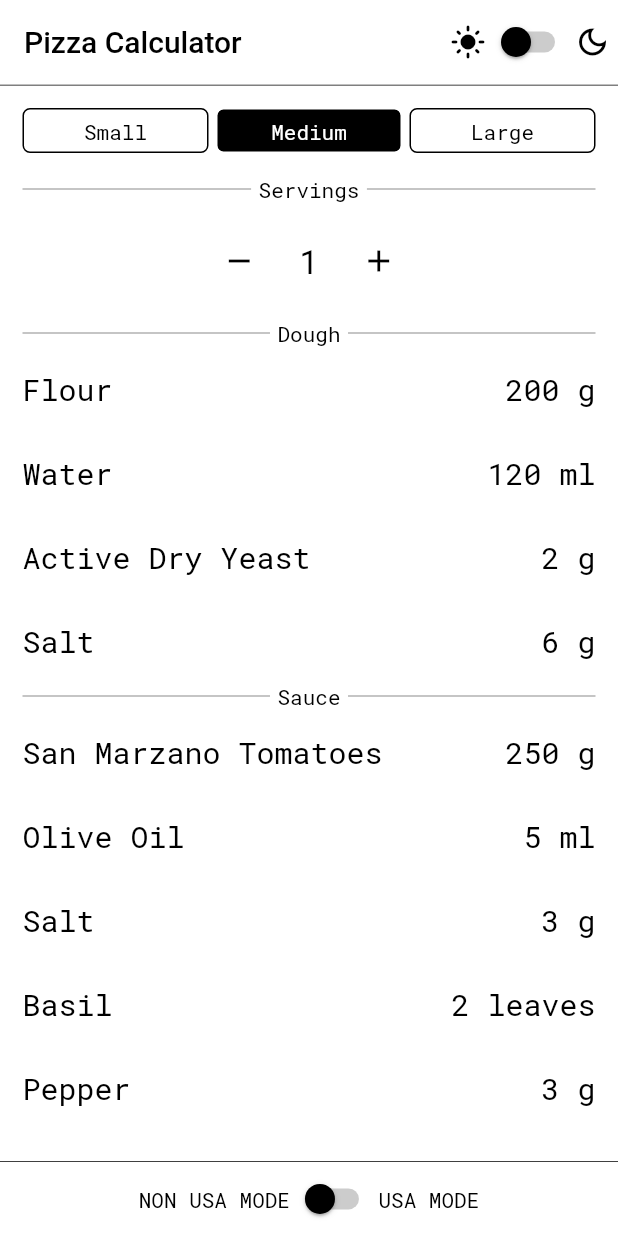
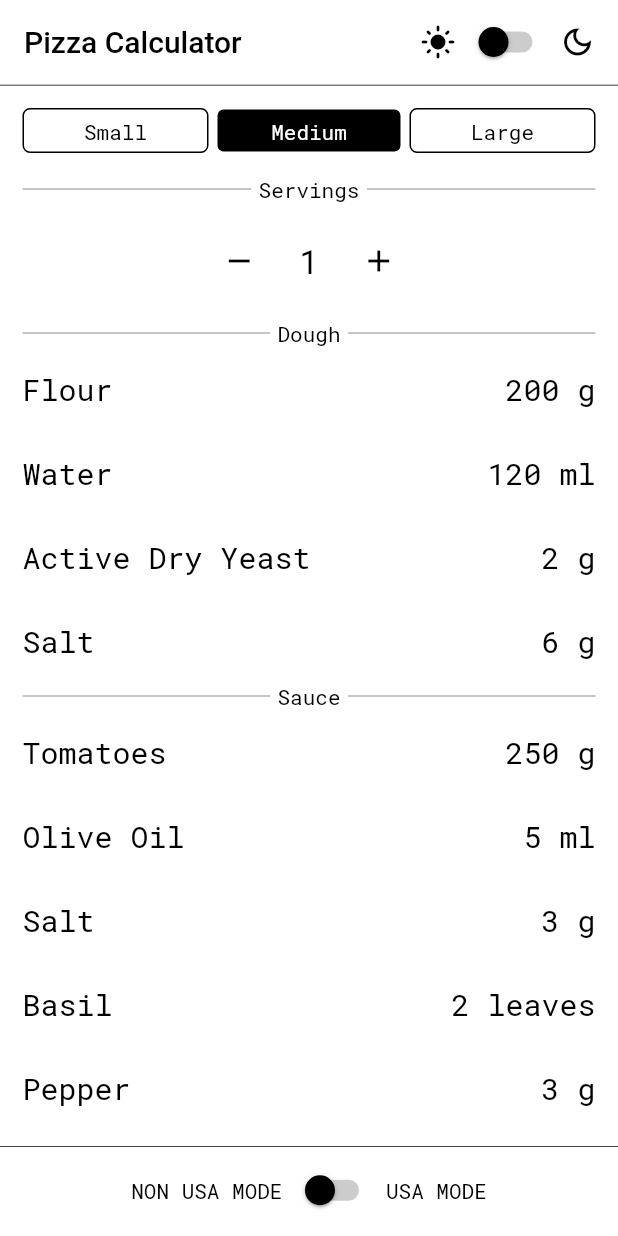
Before and after one commit to alexn62/pizza_calc, a Flutter app: the screen it shows after launch, on a phone screen of 412 x 824 dp. Run offline on Flutter 3.47's test engine with Material 2 defaults, Android fonts, the phone set to English and light mode, and no system bars; our stand-ins replace google_fonts, shared_preferences; missing offline and left inert: charcode.

Commit message:
fixed ios issues

```diff
--- a/lib/screens/main_page.dart
+++ b/lib/screens/main_page.dart
@@ -17,8 +17,7 @@ class MainPage extends StatelessWidget {
   @override
   Widget build(BuildContext context) {
     final model = Provider.of<GeneralServices>(context);
-    return SafeArea(
-      child: Scaffold(
+    return Scaffold(
         backgroundColor: Theme.of(context).primaryColor,
         appBar: AppBar(
           flexibleSpace: !model.usaMode ? Container() : const USAModeBg(),
@@ -29,6 +28,7 @@ class MainPage extends StatelessWidget {
                     ? Icons.light_mode
                     : Icons.light_mode_outlined,
                 color: Theme.of(context).backgroundColor),
+            hTinySpace,
             Switch.adaptive(
                 thumbColor: MaterialStateProperty.all(
                     Theme.of(context).backgroundColor),
@@ -40,12 +40,13 @@ class MainPage extends StatelessWidget {
                 onChanged: (value) async {
                   await model.setDarkMode(value);
                 }),
+            hTinySpace,
             Icon(
                 !model.getDarkMode()
                     ? Icons.dark_mode_outlined
                     : Icons.dark_mode,
                 color: Theme.of(context).backgroundColor),
-              hTinySpace,
+            hRegularSpace,
           ],
           centerTitle: false,
           title: Text(
@@ -99,15 +100,13 @@ class MainPage extends StatelessWidget {
             vBigSpace,
             IngredientComponent(title: 'Water', value: model.water),
             vBigSpace,
-              IngredientComponent(
-                  title: 'Active Dry Yeast', value: model.yeast),
+            IngredientComponent(title: 'Active Dry Yeast', value: model.yeast),
             vBigSpace,
             IngredientComponent(title: 'Salt', value: model.salt),
             vRegularSpace,
             const DividerWithTitle(title: 'Sauce'),
             vRegularSpace,
-              IngredientComponent(
-                  title: 'San Marzano Tomatoes', value: model.tomatoes),
+            IngredientComponent(title: 'Tomatoes', value: model.tomatoes),
             vBigSpace,
             IngredientComponent(title: 'Olive Oil', value: model.olive_oil),
             vBigSpace,
@@ -117,9 +116,7 @@ class MainPage extends StatelessWidget {
             vBigSpace,
             IngredientComponent(title: 'Pepper', value: model.pepper),
             vRegularSpace,
-
           ],
-          )),
-    );
+        ));
   }
 }
--- a/lib/services/general_services.dart
+++ b/lib/services/general_services.dart
@@ -110,7 +110,9 @@ class GeneralServices extends ChangeNotifier {
               .toStringAsFixed(1) +
           ' oz';
     }
-    return (WATER_PER_SERVING_MILLILITEERS * amount).toStringAsFixed(0) + ' ml';
+    return (WATER_PER_SERVING_MILLILITEERS * amount * sizeConversion)
+            .toStringAsFixed(0) +
+        ' ml';
   }
 
   // yeast
@@ -188,7 +190,8 @@ class GeneralServices extends ChangeNotifier {
 
   String get basil {
     return (BASIL_LEAVES_PER_SERVING * amount * sizeConversion)
-        .toStringAsFixed(0) + ' leaves';
+            .toStringAsFixed(0) +
+        ' leaves';
   }
 
   // olive oil
--- a/lib/widgets/usa_mode_switch.dart
+++ b/lib/widgets/usa_mode_switch.dart
@@ -1,5 +1,8 @@
+import 'dart:io';
+
 import 'package:flutter/cupertino.dart';
 import 'package:flutter/material.dart';
+import 'package:pizza_calc/constants/spacing.dart';
 import 'package:pizza_calc/services/general_services.dart';
 
 class USAModeSwitch extends StatelessWidget {
@@ -13,32 +16,43 @@ class USAModeSwitch extends StatelessWidget {
   @override
   Widget build(BuildContext context) {
     return Container(
-      height: 50,
+      height: Platform.isIOS ? 90 : 60,
       decoration: BoxDecoration(
           border: Border(
               top: BorderSide(
                   color: Theme.of(context).backgroundColor, width: 0.5))),
-      child: Row(
+      child: Column(
+        mainAxisAlignment: MainAxisAlignment.start,
+        children: [
+          vTinySpace,
+          Row(
             mainAxisAlignment: MainAxisAlignment.center,
             mainAxisSize: MainAxisSize.min,
             children: [
               Center(
                   child: Text('NON USA MODE',
-                  style: TextStyle(color: Theme.of(context).backgroundColor))),
+                      style:
+                          TextStyle(color: Theme.of(context).backgroundColor))),
+              hTinySpace,
               Switch.adaptive(
                 value: model.usaMode,
                 onChanged: (val) {
                   model.setUsaMode(val);
                 },
-            thumbColor:
-                MaterialStateProperty.all(Theme.of(context).backgroundColor),
+                thumbColor: MaterialStateProperty.all(
+                    Theme.of(context).backgroundColor),
                 inactiveTrackColor:
                     Theme.of(context).backgroundColor.withOpacity(.2),
-            activeTrackColor: Theme.of(context).backgroundColor.withOpacity(.8),
+                activeTrackColor:
+                    Theme.of(context).backgroundColor.withOpacity(.8),
               ),
+              hTinySpace,
               Center(
                   child: Text('USA MODE',
-                  style: TextStyle(color: Theme.of(context).backgroundColor))),
+                      style:
+                          TextStyle(color: Theme.of(context).backgroundColor))),
+            ],
+          ),
         ],
       ),
     );
```
Also changed, not shown: pubspec.lock, 6 other files. Lines whose indentation alone changed are shown as unchanged.
